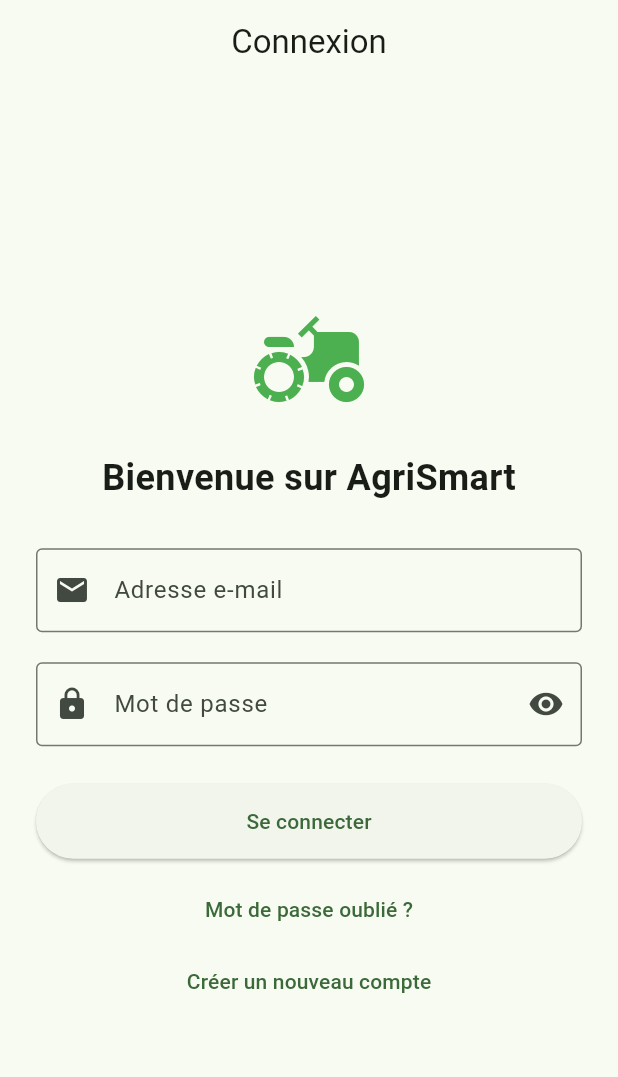
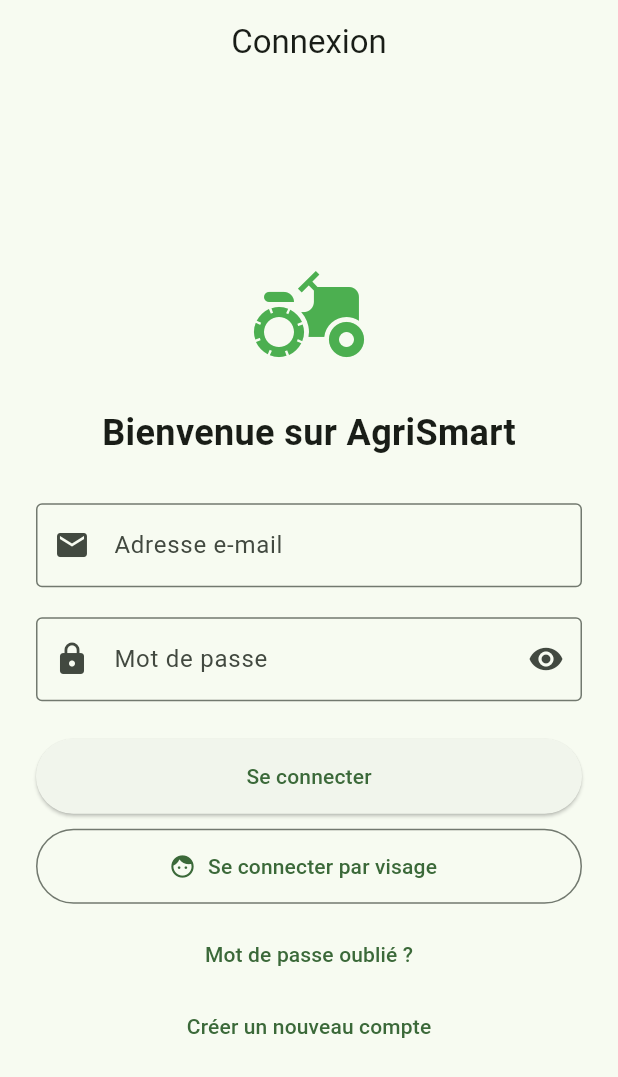
Before and after one commit to trabelsiwala047/agrismart, a Flutter app: the screen it shows after launch, on a phone screen of 412 x 824 dp. Shown: the top 1077 px of the screen. Run offline on Flutter 3.47's test engine with Material 3 defaults, Android fonts, the phone set to English and light mode, and no system bars; our stand-ins replace camera, firebase_auth, firebase_core, shared_preferences; missing offline and left inert: google_mlkit_face_detection; accounts and stored records are empty.

Commit message:
Face login: bouton de connexion par visage

```diff
--- a/lib/screens/connexion_page.dart
+++ b/lib/screens/connexion_page.dart
@@ -1,8 +1,8 @@
-
 import 'package:flutter/material.dart';
 import 'package:provider/provider.dart';
 
 import '../providers/auth_provider.dart';
+import 'face_login_page.dart';
 import 'inscription_page.dart';
 import 'reinitialisation_page.dart';
 
@@ -138,9 +138,7 @@ class _ConnexionPageState extends State<ConnexionPage> {
                       width: double.infinity,
                       height: 50,
                       child: ElevatedButton(
-                        onPressed: auth.chargement
-                            ? null
-                            : _seConnecter,
+                        onPressed: auth.chargement ? null : _seConnecter,
                         child: auth.chargement
                             ? const CircularProgressIndicator()
                             : const Text('Se connecter'),
@@ -151,13 +149,32 @@ class _ConnexionPageState extends State<ConnexionPage> {
 
                 const SizedBox(height: 10),
 
+                // NOUVEAU : connexion par visage
+                SizedBox(
+                  width: double.infinity,
+                  height: 50,
+                  child: OutlinedButton.icon(
+                    onPressed: () {
+                      Navigator.push(
+                        context,
+                        MaterialPageRoute(
+                          builder: (_) => const FaceLoginPage(),
+                        ),
+                      );
+                    },
+                    icon: const Icon(Icons.face),
+                    label: const Text('Se connecter par visage'),
+                  ),
+                ),
+
+                const SizedBox(height: 10),
+
                 TextButton(
                   onPressed: () {
                     Navigator.push(
                       context,
                       MaterialPageRoute(
-                        builder: (_) =>
-                        const ReinitialisationPage(),
+                        builder: (_) => const ReinitialisationPage(),
                       ),
                     );
                   },
```
